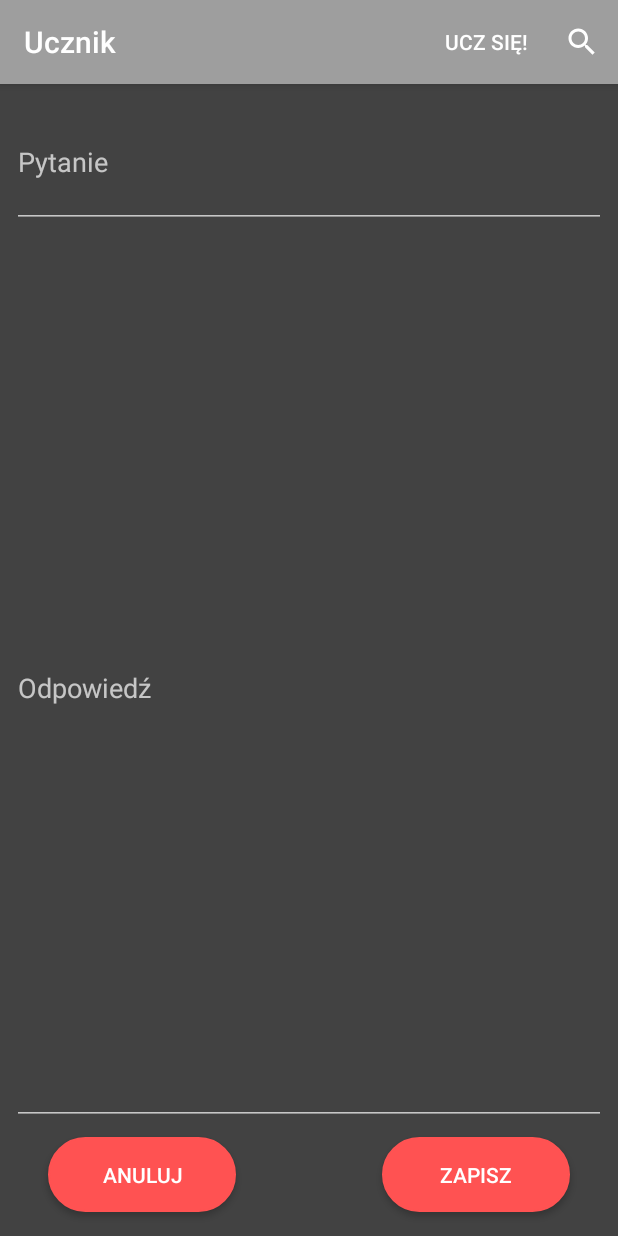
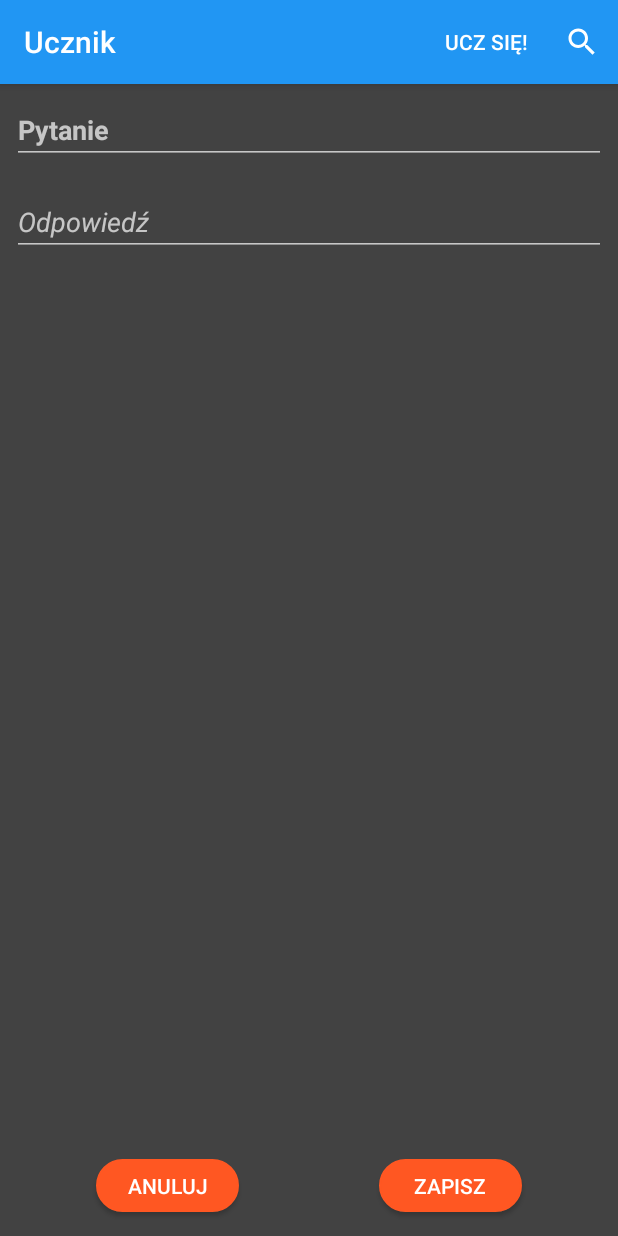
Before and after one commit to czapiewskimateusz/Ucznik, an Android app: the QuestionsActivity screen opened directly, with no data from a screen before it, after a tap on an icon or button, on a phone screen of 412 x 824 dp. Run offline under Robolectric (Android 15) with nearby library versions, the phone set to English and light mode, and no system bars; our stand-ins replace Room's generated code.

Commit message:
Search & UI fixes

```diff
--- a/app/src/main/AndroidManifest.xml
+++ b/app/src/main/AndroidManifest.xml
@@ -35,7 +35,8 @@
 
         <activity
             android:name="com.ucznik.view.activities.QuestionsActivity"
-            android:theme="@style/AppThemeActionBar" />
+            android:theme="@style/AppThemeActionBar"
+            android:windowSoftInputMode="adjustPan"/>
     </application>
 
 </manifest>
--- a/app/src/main/res/drawable/ic_done_empty.xml
+++ b/app/src/main/res/drawable/ic_done_empty.xml
@@ -1,4 +1,4 @@
 <vector android:height="24dp" android:viewportHeight="426.667"
     android:viewportWidth="426.667" android:width="24dp" xmlns:android="http://schemas.android.com/apk/res/android">
-    <path android:fillColor="@color/primary_dark" android:pathData="M213.3,0C95.5,0 0,95.5 0,213.3s95.5,213.3 213.3,213.3c117.8,0 213.3,-95.5 213.3,-213.3S331.2,0 213.3,0zM174.2,322.9l-93.9,-93.9l31.3,-31.3l62.6,62.6l140.9,-140.9l31.3,31.3L174.2,322.9z"/>
+    <path android:fillColor="@color/secondary_text" android:pathData="M213.3,0C95.5,0 0,95.5 0,213.3s95.5,213.3 213.3,213.3c117.8,0 213.3,-95.5 213.3,-213.3S331.2,0 213.3,0zM174.2,322.9l-93.9,-93.9l31.3,-31.3l62.6,62.6l140.9,-140.9l31.3,31.3L174.2,322.9z"/>
 </vector>
--- a/app/src/main/res/drawable/round_button.xml
+++ b/app/src/main/res/drawable/round_button.xml
@@ -1,12 +1,12 @@
 <shape xmlns:android="http://schemas.android.com/apk/res/android"
     android:shape="rectangle">
-    <solid android:color="@color/accent2" />
+    <solid android:color="@color/accent" />
     <corners
         android:radius="100dp"
         />
     <stroke
         android:width="1dp"
-        android:color="@color/accent2"/>
+        android:color="@color/accent"/>
     <size
         android:width="250dp"
         android:height="50dp"
--- a/app/src/main/res/layout/question_dialog.xml
+++ b/app/src/main/res/layout/question_dialog.xml
@@ -1,24 +1,25 @@
 <?xml version="1.0" encoding="utf-8"?>
-<android.support.constraint.ConstraintLayout
-    xmlns:android="http://schemas.android.com/apk/res/android"
+<android.support.constraint.ConstraintLayout xmlns:android="http://schemas.android.com/apk/res/android"
     xmlns:app="http://schemas.android.com/apk/res-auto"
     xmlns:tools="http://schemas.android.com/tools"
     android:layout_width="match_parent"
+    android:layout_height="match_parent"
     android:background="@color/cardview_dark_background"
-    android:layout_height="match_parent">
+    android:clickable="true"
+    android:visibility="visible">
 
     <EditText
         android:id="@+id/questionEt"
-        android:hint="@string/question"
         android:layout_width="0dp"
         android:layout_height="wrap_content"
         android:layout_marginLeft="8dp"
         android:layout_marginRight="8dp"
         android:layout_marginTop="8dp"
-        android:ems="10"
+        android:hint="@string/question"
         android:inputType="textMultiLine"
-        android:lines="3"
+        android:maxLines="3"
         android:scrollbars="vertical"
+        android:textStyle="bold"
         app:layout_constraintLeft_toLeftOf="parent"
         app:layout_constraintRight_toRightOf="parent"
         app:layout_constraintTop_toTopOf="parent"
@@ -27,27 +28,26 @@
     <EditText
         android:id="@+id/answerEt"
         android:layout_width="0dp"
-        android:layout_height="0dp"
-        android:layout_marginBottom="8dp"
+        android:layout_height="wrap_content"
         android:layout_marginEnd="8dp"
         android:layout_marginStart="8dp"
         android:layout_marginTop="16dp"
-        android:ems="10"
         android:hint="@string/answer"
         android:inputType="textMultiLine"
+        android:maxLines="15"
         android:scrollbars="vertical"
-        android:textAlignment="textStart"
-        app:layout_constraintBottom_toTopOf="@+id/saveBtn"
+        android:textStyle="italic"
         app:layout_constraintEnd_toEndOf="parent"
         app:layout_constraintStart_toStartOf="parent"
-        app:layout_constraintTop_toBottomOf="@+id/questionEt" />
+        app:layout_constraintTop_toBottomOf="@+id/questionEt"
+        tools:text="W 966r" />
 
     <Button
         android:id="@+id/saveBtn"
-        android:layout_width="125dp"
-        android:layout_height="wrap_content"
+        android:layout_width="95dp"
+        android:layout_height="35dp"
         android:layout_marginBottom="16dp"
-        android:layout_marginEnd="32dp"
+        android:layout_marginEnd="64dp"
         android:background="@drawable/round_button"
         android:text="@string/save"
         app:layout_constraintBottom_toBottomOf="parent"
@@ -55,12 +55,14 @@
 
     <Button
         android:id="@+id/cancelBtn"
-        android:layout_width="125dp"
-        android:layout_height="wrap_content"
+        android:layout_width="95dp"
+        android:layout_height="35dp"
         android:layout_marginBottom="16dp"
-        android:layout_marginStart="32dp"
+        android:layout_marginStart="64dp"
         android:background="@drawable/round_button"
         android:text="@string/cancel"
         app:layout_constraintBottom_toBottomOf="parent"
-        app:layout_constraintStart_toStartOf="parent" />
+        app:layout_constraintStart_toStartOf="parent"
+        app:layout_constraintTop_toTopOf="@+id/saveBtn"
+        app:layout_constraintVertical_bias="1.0" />
 </android.support.constraint.ConstraintLayout>
--- a/app/src/main/res/values/colors.xml
+++ b/app/src/main/res/values/colors.xml
@@ -1,14 +1,15 @@
 <?xml version="1.0" encoding="utf-8"?>
 <resources>
-    <color name="primary">#9E9E9E</color>
-    <color name="primary_dark">#616161</color>
-    <color name="primary_light">#F5F5F5</color>
-    <color name="accent">#448aff</color>
-    <color name="accent2">#ff5252</color>
+    <color name="primary">#2196F3</color>
+    <color name="primary_dark">#1976D2</color>
+    <color name="primary_light">#BBDEFB</color>
+    <color name="accent">#FF5722</color>
     <color name="primary_text">#212121</color>
     <color name="secondary_text">#757575</color>
-    <color name="icons">#212121</color>
+    <color name="icons">#FFFFFF</color>
     <color name="divider">#BDBDBD</color>
+
+    <color name="done">#4CAF50</color>
 
     <color name="topic_background">#000000</color>
     <color name="red">#D32F2F</color>
```
Also changed, not shown: app/src/main/java/com/ucznik/presenter/QuestionsPresenter.kt (+16 -28 lines), app/src/main/java/com/ucznik/presenter/adapters/QuestionsAdapter.kt (+7 -11 lines).
